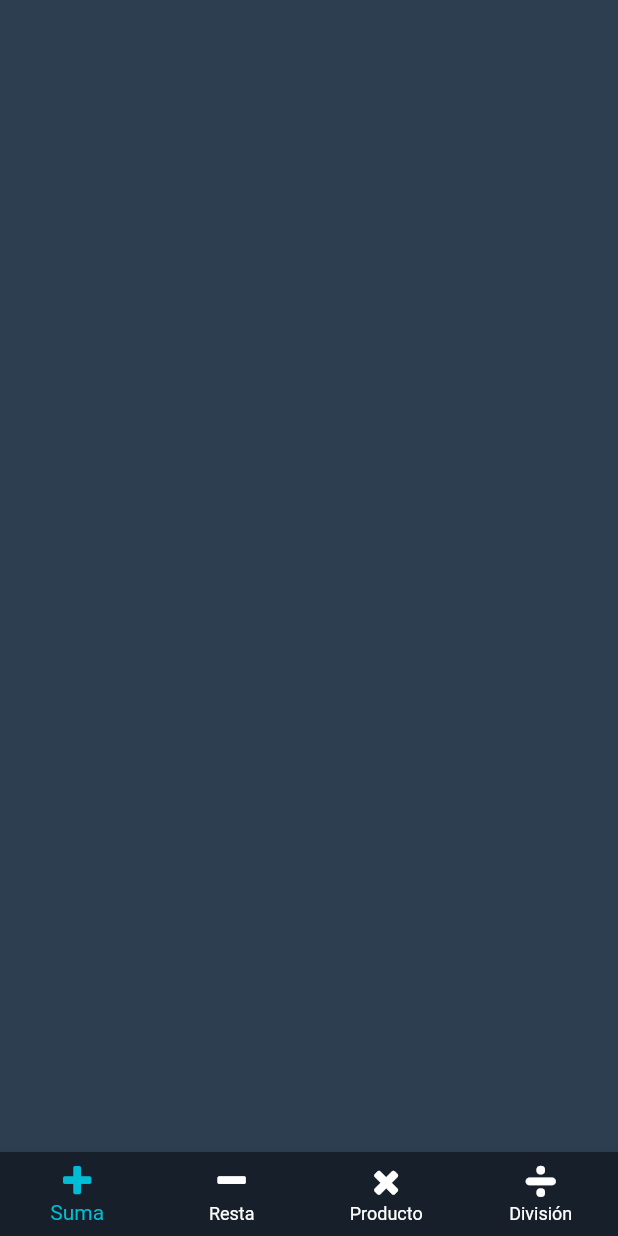
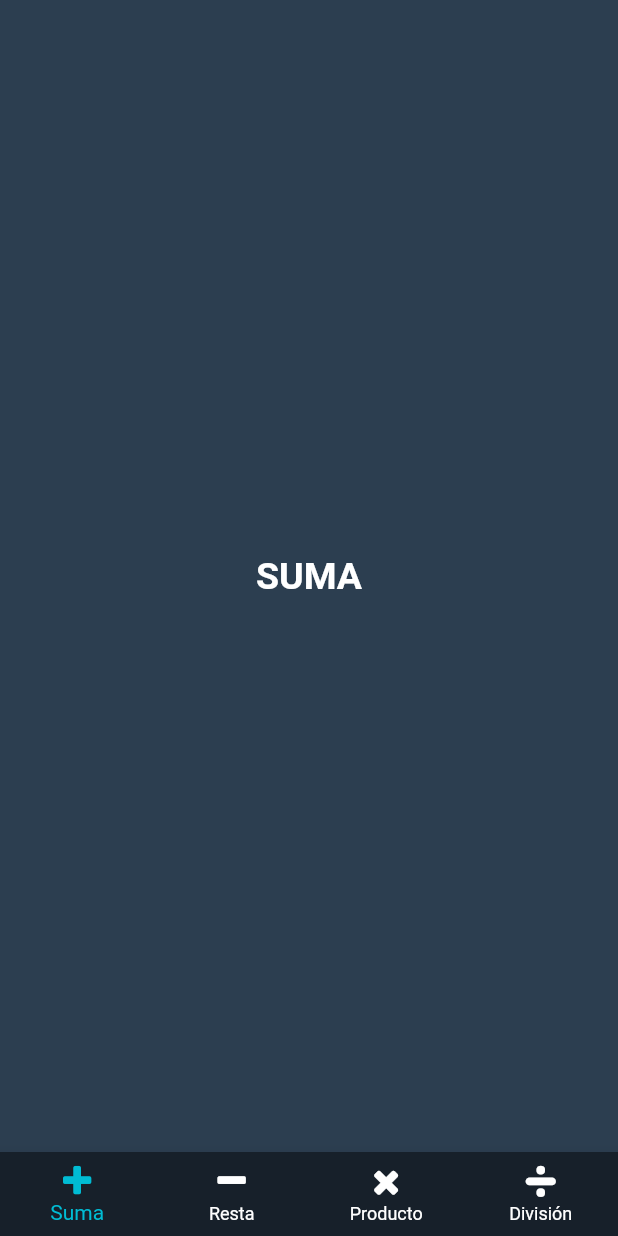
Before and after one commit to robert-barahona/Operaciones, a Flutter app: the screen it shows after launch, on a phone screen of 412 x 824 dp. Run offline on Flutter 3.47's test engine with Material 2 defaults, Android fonts, the phone set to English and light mode, and no system bars.

Commit message:
Widget of Title changes with every item on Bottom Bar

```diff
--- a/lib/main.dart
+++ b/lib/main.dart
@@ -12,15 +12,31 @@ class MyApp extends StatefulWidget {
 }
 
 class _MyAppState extends State<MyApp> {
+  var _selectedIndex = 0;
+  static const TextStyle _textStyle =
+      TextStyle(color: Colors.white, fontSize: 25, fontWeight: FontWeight.bold);
+  static const List<Widget> _operaciones = <Widget>[
+    Text('SUMA', style: _textStyle),
+    Text('RESTA', style: _textStyle),
+    Text('PRODUCTO', style: _textStyle),
+    Text('DIVISIÓN', style: _textStyle),
+  ];
+
+  void itemTapped(int index) {
+    setState(() {
+      _selectedIndex = index;
+    });
+  }
+
+  @override
   Widget build(BuildContext context) {
     return MaterialApp(
       home: Scaffold(
           backgroundColor: Color.fromARGB(255, 44, 62, 80),
+          body: Center(
+            child: _operaciones[_selectedIndex],
+          ),
           bottomNavigationBar: BottomNavigationBar(
-            type: BottomNavigationBarType.fixed,
-            backgroundColor: Color.fromARGB(255, 23, 32, 42),
-            unselectedItemColor: Colors.white,
-            selectedItemColor: Colors.cyan,
             items: const <BottomNavigationBarItem>[
               BottomNavigationBarItem(
                 icon: Icon(MyCustomIcons.plus),
@@ -37,8 +53,14 @@ class _MyAppState extends State<MyApp> {
               BottomNavigationBarItem(
                 icon: Icon(MyCustomIcons.divide),
                 title: Text('División'),
-              )
+              ),
             ],
+            //Here we have the BottomBar settings
+            type: BottomNavigationBarType.fixed,
+            backgroundColor: Color.fromARGB(255, 23, 32, 42),
+            unselectedItemColor: Colors.white,
+            selectedItemColor: Colors.cyan,
+            onTap: itemTapped,
           )),
     );
   }
```
